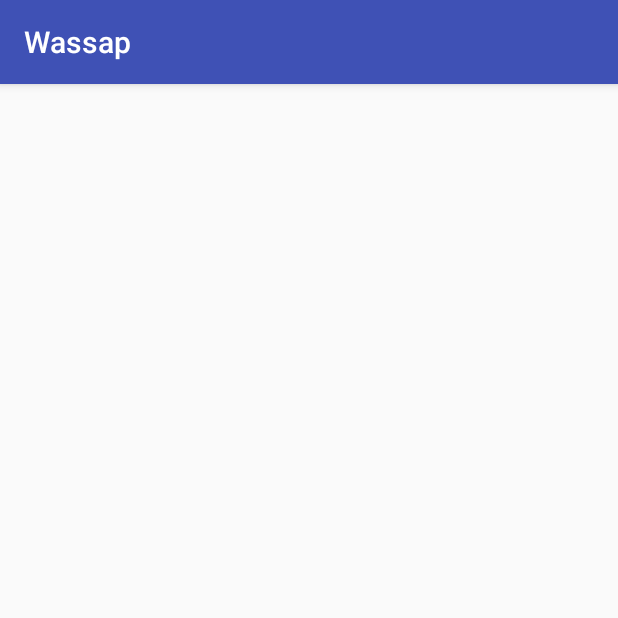
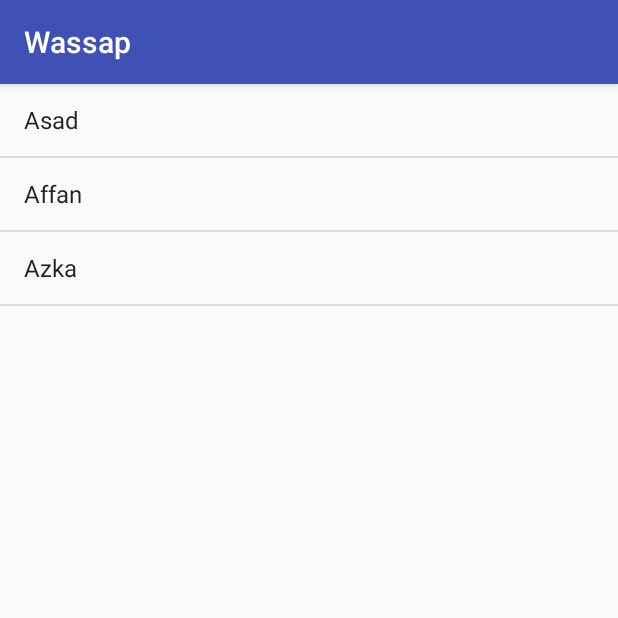
Before and after one commit to macintorch/android-wassap, an Android app: the UserListActivity screen opened directly, with no data from a screen before it, on a phone screen of 412 x 824 dp, the top half of it. Run offline under Robolectric (Android 15) with nearby library versions, the phone set to English and light mode, and no system bars.

Commit message:
setup user listview

```diff
--- a/app/src/main/java/ainortech/com/my/wassap/MainActivity.java
+++ b/app/src/main/java/ainortech/com/my/wassap/MainActivity.java
@@ -20,6 +20,14 @@ public class MainActivity extends AppCompatActivity {
     EditText passwordEditText;
 
 
+    public void redirectUser() {
+        if (ParseUser.getCurrentUser() != null) {
+            Intent intent = new Intent(getApplicationContext(), UserListActivity.class);
+
+            startActivity(intent);
+        }
+    }
+
     public void signIn(View view) {
 
         usernameEditText = findViewById(R.id.usernameEditText);
@@ -30,7 +38,7 @@ public class MainActivity extends AppCompatActivity {
             public void done(ParseUser user, ParseException e) {
                 if (e == null) {
                     Log.i("Info", "Logged In");
-
+                    redirectUser();
 
                 } else  {
                     Log.i("Info", "Please Sign Up");
@@ -58,6 +66,7 @@ public class MainActivity extends AppCompatActivity {
             public void done(ParseException e) {
                 if (e == null) {
                     Log.i("Info", "Signed up");
+                    redirectUser();
 
                 } else {
                     Toast.makeText(MainActivity.this, e.getMessage().substring(e.getMessage().indexOf(" ")) ,Toast.LENGTH_LONG).show();
@@ -72,6 +81,8 @@ public class MainActivity extends AppCompatActivity {
         super.onCreate(savedInstanceState);
         setContentView(R.layout.activity_main);
 
+        redirectUser();
+
 
     }
 }
--- a/app/src/main/java/ainortech/com/my/wassap/UserListActivity.java
+++ b/app/src/main/java/ainortech/com/my/wassap/UserListActivity.java
@@ -2,12 +2,32 @@ package ainortech.com.my.wassap;
 
 import android.support.v7.app.AppCompatActivity;
 import android.os.Bundle;
+import android.widget.ArrayAdapter;
+import android.widget.ListView;
+
+import java.util.ArrayList;
 
 public class UserListActivity extends AppCompatActivity {
+
+    ArrayList<String> users = new ArrayList<>();
+
+    ArrayAdapter arrayAdapter;
 
     @Override
     protected void onCreate(Bundle savedInstanceState) {
         super.onCreate(savedInstanceState);
         setContentView(R.layout.activity_user_list);
+
+        ListView userListView = findViewById(R.id.userListView);
+
+        users.add("Asad");
+        users.add("Affan");
+        users.add("Azka");
+
+        arrayAdapter = new ArrayAdapter(this, android.R.layout.simple_list_item_1, users);
+
+        userListView.setAdapter(arrayAdapter);
+
+
     }
 }
--- a/app/src/main/res/layout/activity_user_list.xml
+++ b/app/src/main/res/layout/activity_user_list.xml
@@ -1,5 +1,5 @@
 <?xml version="1.0" encoding="utf-8"?>
-<android.support.constraint.ConstraintLayout
+<android.widget.RelativeLayout
     xmlns:android="http://schemas.android.com/apk/res/android"
     xmlns:app="http://schemas.android.com/apk/res-auto"
     xmlns:tools="http://schemas.android.com/tools"
@@ -7,4 +7,10 @@
     android:layout_height="match_parent"
     tools:context="ainortech.com.my.wassap.UserListActivity">
 
-</android.support.constraint.ConstraintLayout>
+    <ListView
+        android:id="@+id/userListView"
+        android:layout_width="match_parent"
+        android:layout_height="match_parent"
+        android:layout_alignParentStart="true"
+        android:layout_alignParentTop="true"/>
+</android.widget.RelativeLayout>
```
